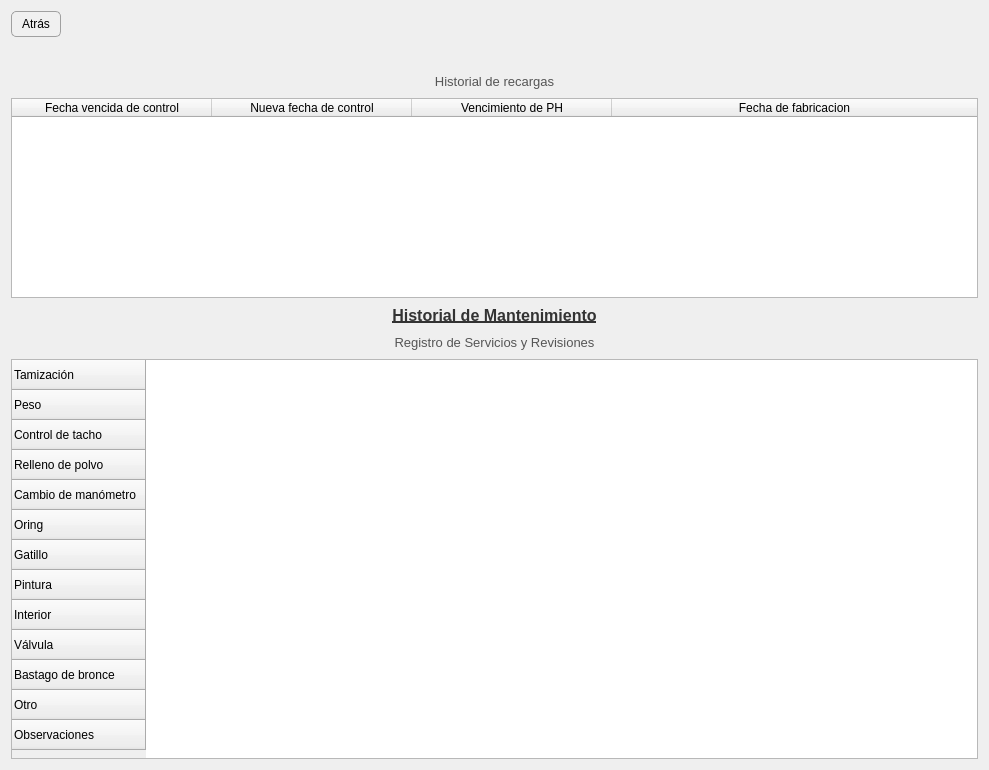
Above: resources/ui/ext_details.ui from Julian2455/beatmat before the change. Below: the same form after it.
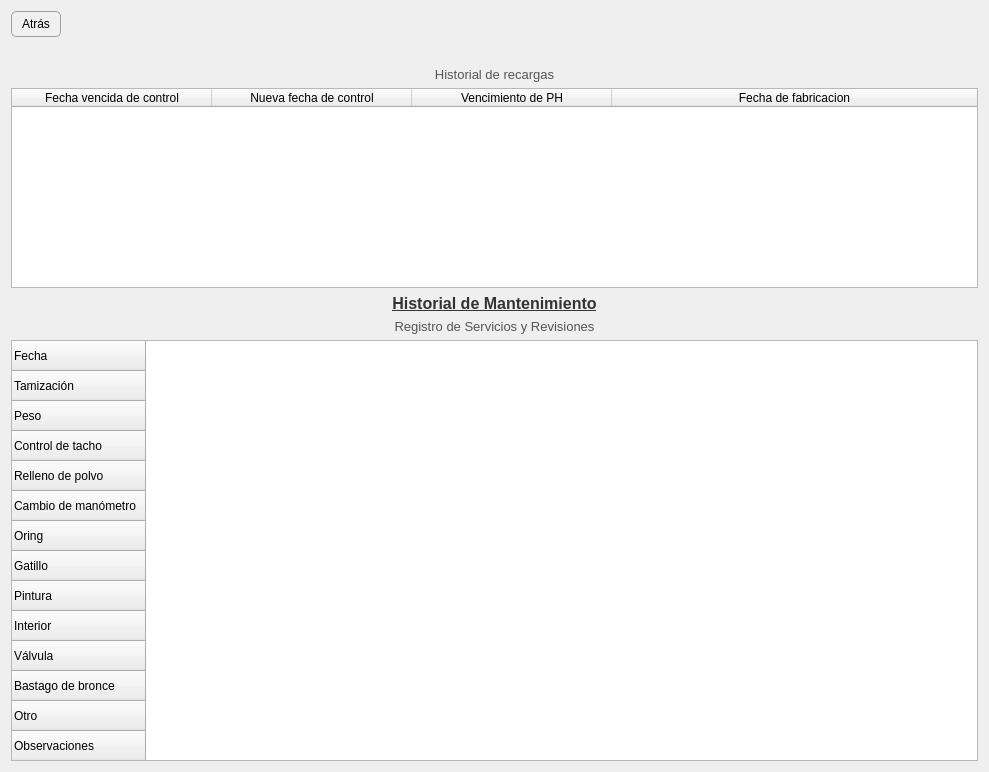
That is the form after the change.

Commit message: boton con detalles

Patch:
```diff
--- a/resources/ui/ext_details.ui
+++ b/resources/ui/ext_details.ui
@@ -7,7 +7,7 @@
     <x>0</x>
     <y>0</y>
     <width>989</width>
-    <height>770</height>
+    <height>764</height>
    </rect>
   </property>
   <property name="windowTitle">
@@ -224,13 +224,13 @@
      <property name="minimumSize">
       <size>
        <width>0</width>
-       <height>400</height>
+       <height>421</height>
       </size>
      </property>
      <property name="maximumSize">
       <size>
        <width>16777215</width>
-       <height>400</height>
+       <height>421</height>
       </size>
      </property>
      <property name="styleSheet">
@@ -272,6 +272,11 @@
      <attribute name="horizontalHeaderStretchLastSection">
       <bool>false</bool>
      </attribute>
+     <row>
+      <property name="text">
+       <string>Fecha</string>
+      </property>
+     </row>
      <row>
       <property name="text">
        <string>Tamización</string>
```
Left out of the diff: 14 changed lines with no effect on the pictures. Lines whose indentation alone changed are shown as unchanged. The commit also changes 3 other files.
